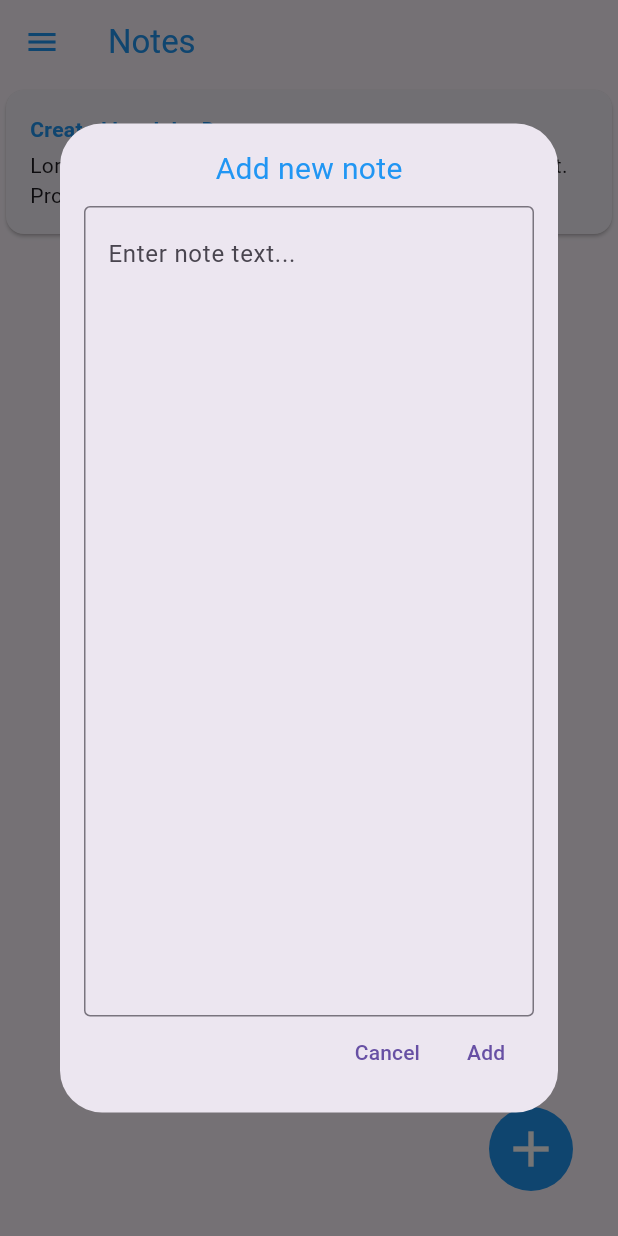
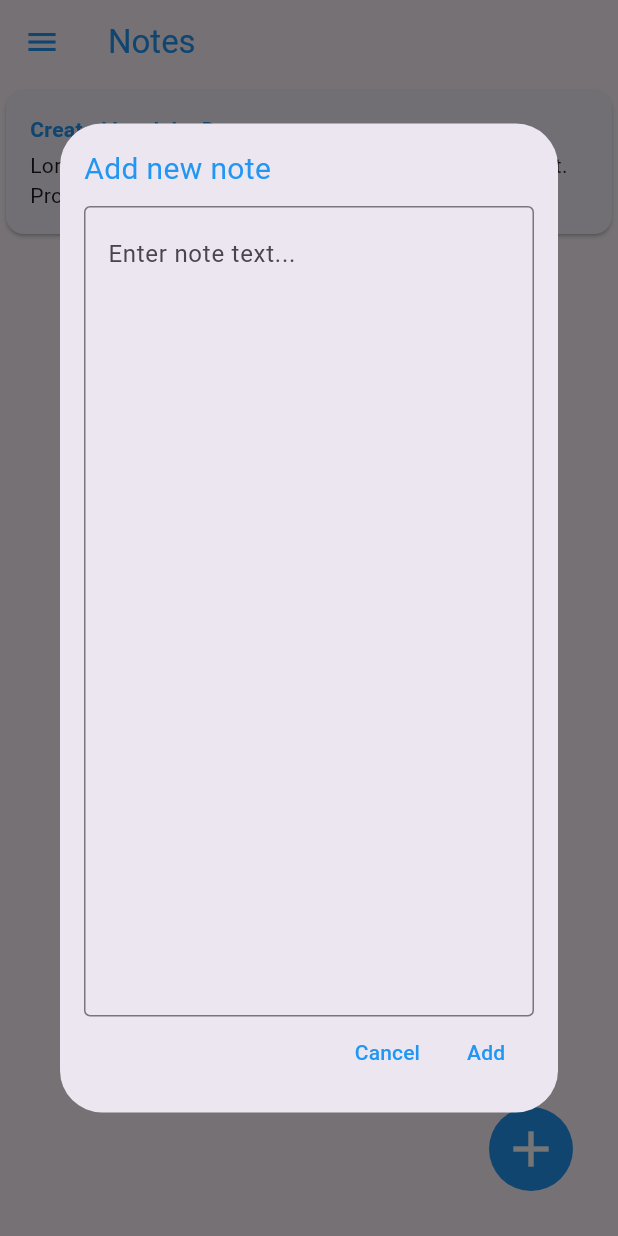
Before and after one commit to MateuszZawadzki1/notes_app, a Flutter app: the screen it shows after launch, after a tap on the "add" icon, on a phone screen of 412 x 824 dp. Run offline on Flutter 3.47's test engine with Material 3 defaults, Android fonts, the phone set to English and light mode, and no system bars.

Commit message:
Change color of TextButtons

```diff
--- a/lib/widgets/notes.dart
+++ b/lib/widgets/notes.dart
@@ -84,12 +84,16 @@ class _NotesState extends State<Notes> {
             padding: const EdgeInsets.all(16),
             child: Column(
               children: [
-                const Text(
-                  "Add new note",
-                  style: TextStyle(
-                    color: Colors.blue,
-                    fontSize: 20,
-                  ),
+                const Row(
+                  children: [
+                    Text(
+                      "Add new note",
+                      style: TextStyle(
+                        color: Colors.blue,
+                        fontSize: 20,
+                      ),
+                    ),
+                  ],
                 ),
                 const SizedBox(
                   height: 10,
@@ -112,11 +116,21 @@ class _NotesState extends State<Notes> {
                       onPressed: () {
                         Navigator.of(context).pop();
                       },
-                      child: const Text("Cancel"),
+                      child: const Text(
+                        "Cancel",
+                        style: TextStyle(
+                          color: Colors.blue,
+                        ),
+                      ),
                     ),
                     TextButton(
                       onPressed: () {},
-                      child: const Text("Add"),
+                      child: const Text(
+                        "Add",
+                        style: TextStyle(
+                          color: Colors.blue,
+                        ),
+                      ),
                     ),
                   ],
                 ),
```
